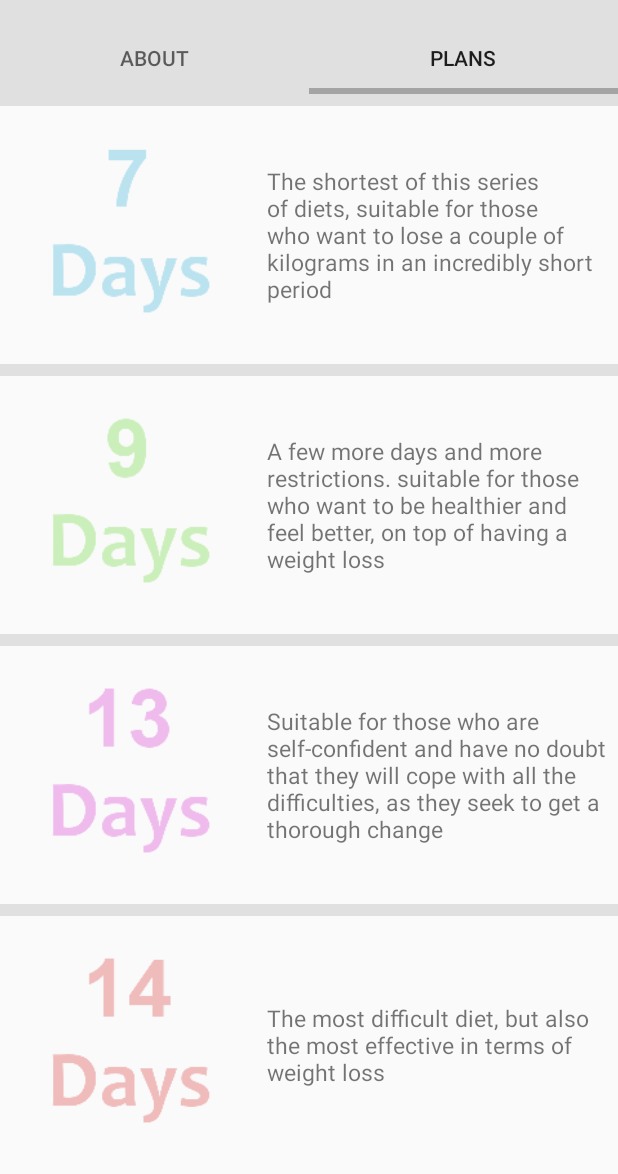
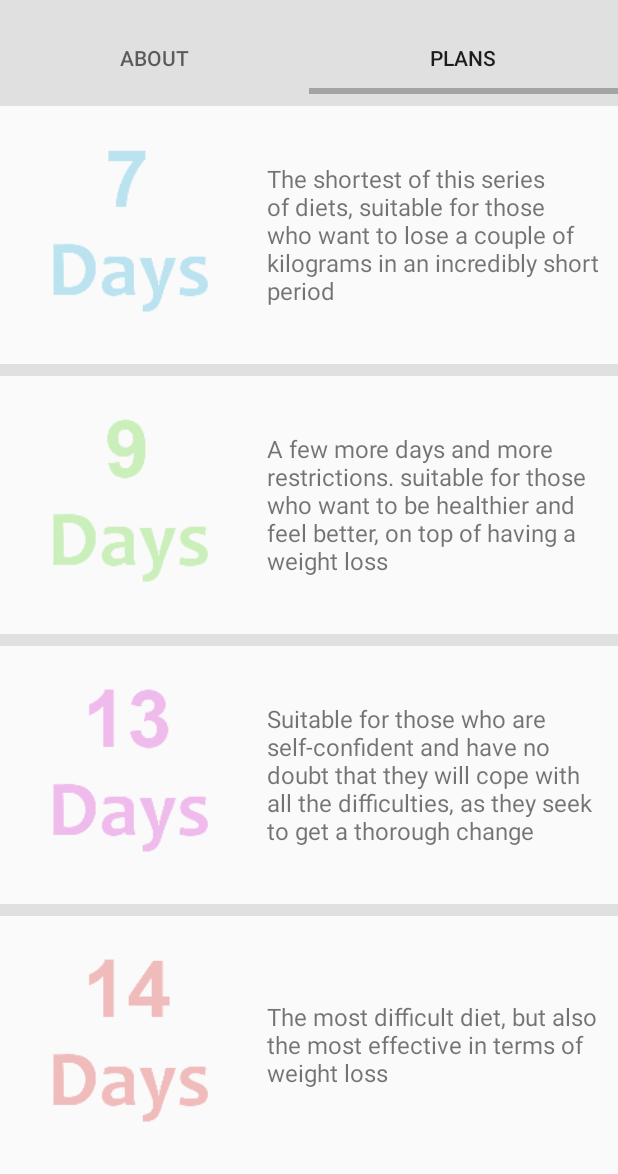
Before and after one commit to degluttiat/JD, an Android app: the screen it shows after launch (MainActivity), tab 2 chosen, on a phone screen of 412 x 824 dp, the part 62-1236 px from its top. Run offline under Robolectric (Android 15) with nearby library versions, the phone set to English and light mode, and no system bars.

Commit message:
Added toasts + bug fixes + changed texts size

```diff
--- a/app/build.gradle
+++ b/app/build.gradle
@@ -6,8 +6,8 @@ android {
         applicationId "com.alenal.jd"
         minSdkVersion 19
         targetSdkVersion 28
-        versionCode 1
-        versionName "1.0"
+        versionCode 2
+        versionName "1.2"
         testInstrumentationRunner "android.support.test.runner.AndroidJUnitRunner"
     }
     buildTypes {
--- a/app/src/main/java/com/alenal/jd/FragmentRecyclerView.java
+++ b/app/src/main/java/com/alenal/jd/FragmentRecyclerView.java
@@ -14,6 +14,7 @@ import android.view.LayoutInflater;
 import android.view.View;
 import android.view.ViewGroup;
 import android.widget.CheckBox;
+import android.widget.Toast;
 
 import com.github.mikephil.charting.charts.LineChart;
 import com.github.mikephil.charting.components.AxisBase;
@@ -61,7 +62,7 @@ public class FragmentRecyclerView extends Fragment implements View.OnClickListen
 
         SharedPreferences prefs = PreferenceManager.getDefaultSharedPreferences(getContext());
         if (!prefs.contains("checked")) {
-            setAlertDialog();
+            createAndShowDialog();
         }
 
         return rootView;
@@ -75,7 +76,7 @@ public class FragmentRecyclerView extends Fragment implements View.OnClickListen
         //chart.setDrawGridBackground(true);
     }
 
-    public void setAlertDialog() {
+    public void createAndShowDialog() {
         AlertDialog.Builder builder = new AlertDialog.Builder(recyclerView.getContext());
         View content = getLayoutInflater().inflate(R.layout.list_msg_dialog, null);
 
--- a/app/src/main/res/layout/fragment_plans.xml
+++ b/app/src/main/res/layout/fragment_plans.xml
@@ -2,6 +2,7 @@
 <LinearLayout xmlns:android="http://schemas.android.com/apk/res/android"
     android:layout_width="match_parent"
     android:layout_height="match_parent"
+    xmlns:app="http://schemas.android.com/apk/res-auto"
     android:background="@color/colorPrimary"
     android:orientation="vertical">
 
@@ -19,7 +20,7 @@
             android:layout_width="170dp"
             android:layout_height="match_parent"
             android:layout_gravity="center_vertical"
-            android:scaleType="centerCrop"
+            android:scaleType="fitCenter"
             android:src="@drawable/days7" />
 
         <TextView
@@ -28,7 +29,10 @@
             android:layout_marginLeft="8dp"
             android:gravity="center_vertical"
             android:text="@string/the_shortest_of"
-            android:textSize="15sp" />
+            app:autoSizeTextType="uniform"
+            app:autoSizeMinTextSize="12sp"
+            app:autoSizeMaxTextSize="16sp"
+            app:autoSizeStepGranularity="1sp"  />
 
 
     </LinearLayout>
@@ -47,7 +51,7 @@
             android:layout_width="170dp"
             android:layout_height="match_parent"
             android:gravity="center_vertical"
-            android:scaleType="centerCrop"
+            android:scaleType="fitCenter"
             android:src="@drawable/days9" />
 
         <TextView
@@ -56,7 +60,10 @@
             android:layout_marginLeft="8dp"
             android:gravity="center_vertical"
             android:text="@string/a_few_more_days"
-            android:textSize="15sp" />
+            app:autoSizeTextType="uniform"
+            app:autoSizeMinTextSize="12sp"
+            app:autoSizeMaxTextSize="16sp"
+            app:autoSizeStepGranularity="1sp"  />
 
 
     </LinearLayout>
@@ -75,7 +82,7 @@
             android:layout_width="170dp"
             android:layout_height="match_parent"
             android:gravity="center_vertical"
-            android:scaleType="centerCrop"
+            android:scaleType="fitCenter"
             android:src="@drawable/days13" />
 
         <TextView
@@ -84,7 +91,10 @@
             android:layout_marginLeft="8dp"
             android:gravity="center_vertical"
             android:text="@string/suitable_for"
-            android:textSize="15sp" />
+            app:autoSizeTextType="uniform"
+            app:autoSizeMinTextSize="12sp"
+            app:autoSizeMaxTextSize="16sp"
+            app:autoSizeStepGranularity="1sp"  />
 
 
     </LinearLayout>
@@ -103,7 +113,7 @@
             android:layout_width="170dp"
             android:layout_height="match_parent"
             android:gravity="center_vertical"
-            android:scaleType="centerCrop"
+            android:scaleType="fitCenter"
             android:src="@drawable/days14" />
 
         <TextView
@@ -112,7 +122,10 @@
             android:layout_marginLeft="8dp"
             android:gravity="center_vertical"
             android:text="@string/the_most_difficult"
-            android:textSize="15sp" />
+            app:autoSizeTextType="uniform"
+            app:autoSizeMinTextSize="12sp"
+            app:autoSizeMaxTextSize="16sp"
+            app:autoSizeStepGranularity="1sp" />
 
 
     </LinearLayout>
--- a/app/src/main/res/values/strings.xml
+++ b/app/src/main/res/values/strings.xml
@@ -163,4 +163,6 @@
     <string name="_1_by_clicking_on">1. By clicking on any of the days, you will see an additional window opening under it, in which you can specify your weight for a specified period of time. This data will immediately appear in the chart at the bottom of the page.   \n\n2. If you want to reset the chart, in the upper right corner of the screen there is a menu icon. Click on it, and then select the instruction - reset chart data.</string>
     <string name="chart">Chart</string>
     <string name="chartWeight">Weight</string>
+    <string name="graph_updated">Graph updated</string>
+    <string name="graph_cleared">Graph cleared</string>
 </resources>
```
Also changed, not shown: app/src/main/java/com/alenal/jd/MainActivity.java (+33 -2 lines), app/src/main/java/com/alenal/jd/RecyclerViewAdapter.java (+26 -2 lines), app/src/main/res/layout/item.xml (+22 -6 lines), app/src/main/res/layout/list_msg_dialog.xml (+7 -8 lines), 2 other files.
